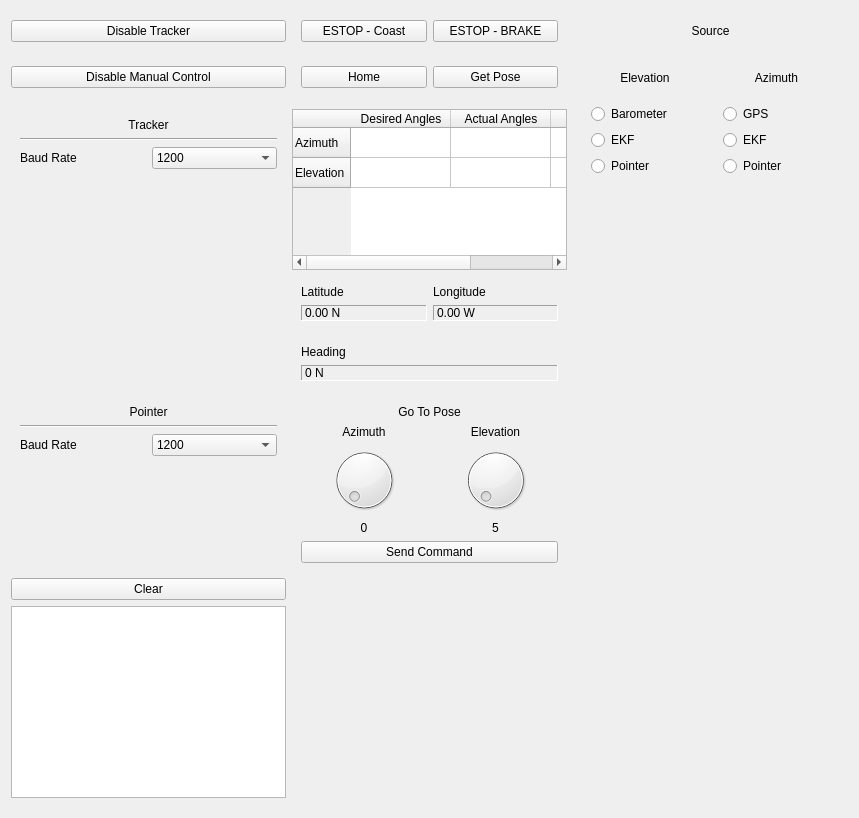
The window that Frontend/Windows/TrackerWindow/TrackerWindow.ui (WPI-HPRC/groundstation-2025) describes before a commit, drawn with Qt 5.
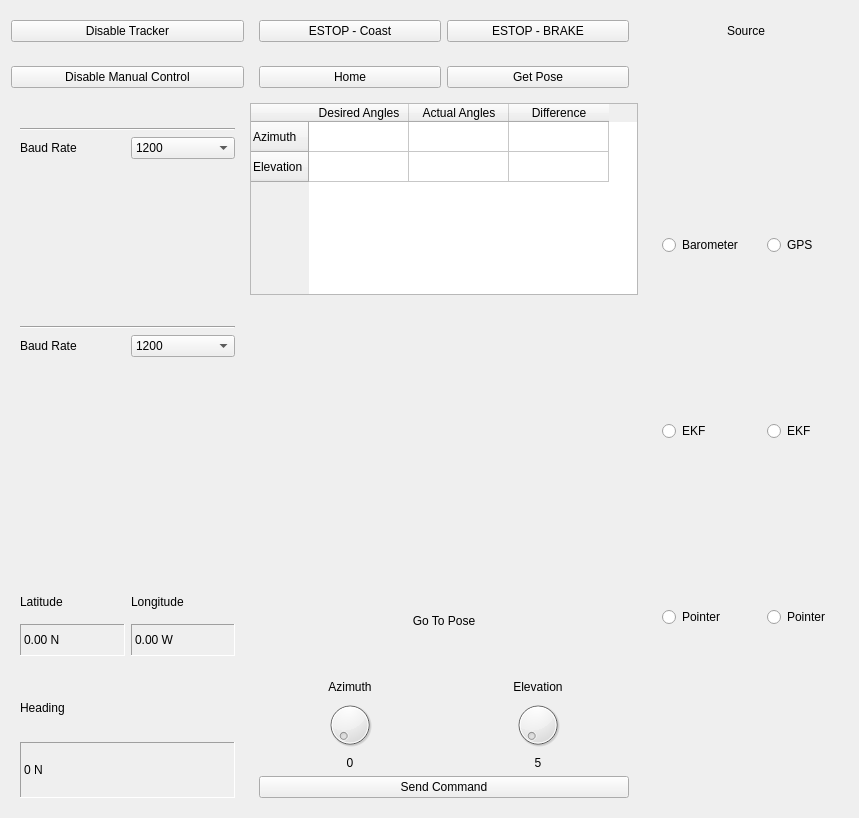
The same window after the commit. Custom widgets are drawn as their Qt base class.

Patch:
```diff
--- a/Frontend/Windows/TrackerWindow/TrackerWindow.ui
+++ b/Frontend/Windows/TrackerWindow/TrackerWindow.ui
@@ -13,14 +13,24 @@
   <property name="windowTitle">
    <string>TrackerWindow</string>
   </property>
-  <layout class="QGridLayout" name="gridLayout" columnstretch="1,1,1">
-   <item row="4" column="0" rowspan="3">
+  <layout class="QGridLayout" name="gridLayout" rowstretch="0,0,3,3,3,1,1,0,0,0" columnstretch="3,5,1">
+   <item row="0" column="2">
+    <widget class="QLabel" name="label_11">
+     <property name="text">
+      <string>Source</string>
+     </property>
+     <property name="alignment">
+      <set>Qt::AlignmentFlag::AlignCenter</set>
+     </property>
+    </widget>
+   </item>
+   <item row="3" column="0">
     <widget class="QWidget" name="widget_2" native="true">
      <layout class="QGridLayout" name="gridLayout_6">
-      <item row="2" column="0">
-       <widget class="QLabel" name="label_7">
-        <property name="text">
-         <string>Baud Rate</string>
+      <item row="1" column="0" colspan="2">
+       <widget class="Line" name="line">
+        <property name="orientation">
+         <enum>Qt::Orientation::Horizontal</enum>
         </property>
        </widget>
       </item>
@@ -89,212 +99,60 @@
       <item row="3" column="0" colspan="2">
        <widget class="SerialPortList" name="TrackerSerialPortList" native="true"/>
       </item>
-      <item row="0" column="0" colspan="2">
-       <widget class="QLabel" name="label_9">
-        <property name="sizePolicy">
-         <sizepolicy hsizetype="Preferred" vsizetype="Maximum">
-          <horstretch>0</horstretch>
-          <verstretch>0</verstretch>
-         </sizepolicy>
-        </property>
-        <property name="text">
-         <string>Tracker</string>
-        </property>
-        <property name="alignment">
-         <set>Qt::AlignmentFlag::AlignCenter</set>
-        </property>
-       </widget>
-      </item>
-      <item row="1" column="0" colspan="2">
-       <widget class="Line" name="line">
-        <property name="orientation">
-         <enum>Qt::Orientation::Horizontal</enum>
-        </property>
-       </widget>
-      </item>
-     </layout>
-    </widget>
-   </item>
-   <item row="0" column="0">
-    <widget class="QPushButton" name="ToggleTrackerButton">
-     <property name="text">
-      <string>Disable Tracker</string>
-     </property>
-    </widget>
-   </item>
-   <item row="7" column="0">
-    <widget class="QWidget" name="widget_6" native="true">
-     <layout class="QGridLayout" name="gridLayout_2">
-      <item row="3" column="0" colspan="2">
-       <widget class="SerialPortList" name="PointerSerialPortList" native="true"/>
-      </item>
-      <item row="0" column="0" colspan="2">
-       <widget class="QLabel" name="label_10">
-        <property name="sizePolicy">
-         <sizepolicy hsizetype="Preferred" vsizetype="Maximum">
-          <horstretch>0</horstretch>
-          <verstretch>0</verstretch>
-         </sizepolicy>
-        </property>
-        <property name="text">
-         <string>Pointer</string>
-        </property>
-        <property name="alignment">
-         <set>Qt::AlignmentFlag::AlignCenter</set>
-        </property>
-       </widget>
-      </item>
-      <item row="2" column="1">
-       <widget class="QComboBox" name="PointerBaudRateDropdown">
-        <item>
-         <property name="text">
-          <string>1200</string>
-         </property>
-        </item>
-        <item>
-         <property name="text">
-          <string>2400</string>
-         </property>
-        </item>
-        <item>
-         <property name="text">
-          <string>4800</string>
-         </property>
-        </item>
-        <item>
-         <property name="text">
-          <string>9600</string>
-         </property>
-        </item>
-        <item>
-         <property name="text">
-          <string>19200</string>
-         </property>
-        </item>
-        <item>
-         <property name="text">
-          <string>57600</string>
-         </property>
-        </item>
-        <item>
-         <property name="text">
-          <string>115200</string>
-         </property>
-        </item>
-        <item>
-         <property name="text">
-          <string>460800</string>
-         </property>
-        </item>
-        <item>
-         <property name="text">
-          <string>921600</string>
-         </property>
-        </item>
-       </widget>
-      </item>
       <item row="2" column="0">
-       <widget class="QLabel" name="label_8">
+       <widget class="QLabel" name="label_7">
         <property name="text">
          <string>Baud Rate</string>
         </property>
        </widget>
       </item>
-      <item row="1" column="0" colspan="2">
-       <widget class="Line" name="line_2">
-        <property name="orientation">
-         <enum>Qt::Orientation::Horizontal</enum>
-        </property>
-       </widget>
-      </item>
-     </layout>
-    </widget>
-   </item>
-   <item row="9" column="1">
-    <widget class="QWidget" name="widget_5" native="true">
-     <layout class="QGridLayout" name="gridLayout_7">
-      <property name="leftMargin">
-       <number>0</number>
-      </property>
-      <property name="topMargin">
-       <number>0</number>
-      </property>
-      <property name="rightMargin">
-       <number>0</number>
-      </property>
-      <property name="bottomMargin">
-       <number>0</number>
-      </property>
-      <item row="0" column="0">
-       <widget class="AzimuthWidget" name="widget_7" native="true"/>
-      </item>
-      <item row="0" column="1">
-       <widget class="ElevationWidget" name="widget_8" native="true"/>
-      </item>
-     </layout>
-    </widget>
-   </item>
-   <item row="10" column="1">
-    <spacer name="verticalSpacer">
-     <property name="orientation">
-      <enum>Qt::Orientation::Vertical</enum>
-     </property>
-     <property name="sizeHint" stdset="0">
-      <size>
-       <width>20</width>
-       <height>40</height>
-      </size>
-     </property>
-    </spacer>
-   </item>
-   <item row="2" column="1">
-    <widget class="QWidget" name="widget_4" native="true">
-     <layout class="QHBoxLayout" name="horizontalLayout_2">
-      <item>
-       <widget class="QPushButton" name="HomeButton">
-        <property name="text">
-         <string>Home</string>
-        </property>
-       </widget>
-      </item>
-      <item>
-       <widget class="QPushButton" name="GetPoseButton">
+      <item row="0" column="0" colspan="2">
+       <widget class="TrackerConnectionIndicator" name="widget_13" native="true">
         <property name="sizePolicy">
-         <sizepolicy hsizetype="Minimum" vsizetype="Maximum">
+         <sizepolicy hsizetype="Preferred" vsizetype="Maximum">
           <horstretch>0</horstretch>
           <verstretch>0</verstretch>
          </sizepolicy>
         </property>
-        <property name="text">
-         <string>Get Pose</string>
+        <property name="minimumSize">
+         <size>
+          <width>0</width>
+          <height>10</height>
+         </size>
         </property>
        </widget>
       </item>
      </layout>
     </widget>
    </item>
-   <item row="2" column="0">
-    <widget class="QPushButton" name="ToggleManualModeButton">
-     <property name="text">
-      <string>Disable Manual Control</string>
-     </property>
+   <item row="0" column="1">
+    <widget class="QWidget" name="widget_3" native="true">
+     <layout class="QHBoxLayout" name="horizontalLayout">
+      <item>
+       <widget class="QPushButton" name="EstopCoastButton">
+        <property name="text">
+         <string>ESTOP - Coast</string>
+        </property>
+       </widget>
+      </item>
+      <item>
+       <widget class="QPushButton" name="EstopBrakeButton">
+        <property name="text">
+         <string>ESTOP - BRAKE</string>
+        </property>
+       </widget>
+      </item>
+     </layout>
     </widget>
    </item>
-   <item row="9" column="0">
-    <widget class="QTextEdit" name="DataReadBox">
+   <item row="3" column="1">
+    <widget class="QTableWidget" name="AnglesTable">
      <property name="sizePolicy">
-      <sizepolicy hsizetype="Expanding" vsizetype="Minimum">
+      <sizepolicy hsizetype="Expanding" vsizetype="Maximum">
        <horstretch>0</horstretch>
        <verstretch>0</verstretch>
       </sizepolicy>
      </property>
-     <property name="readOnly">
-      <bool>true</bool>
-     </property>
-    </widget>
-   </item>
-   <item row="4" column="1">
-    <widget class="QTableWidget" name="AnglesTable">
      <property name="editTriggers">
       <set>QAbstractItemView::EditTrigger::NoEditTriggers</set>
      </property>
@@ -342,42 +200,137 @@
      </item>
     </widget>
    </item>
-   <item row="0" column="1">
-    <widget class="QWidget" name="widget_3" native="true">
-     <layout class="QHBoxLayout" name="horizontalLayout">
+   <item row="2" column="1">
+    <widget class="QWidget" name="widget_4" native="true">
+     <layout class="QHBoxLayout" name="horizontalLayout_2">
       <item>
-       <widget class="QPushButton" name="EstopCoastButton">
+       <widget class="QPushButton" name="HomeButton">
         <property name="text">
-         <string>ESTOP - Coast</string>
+         <string>Home</string>
         </property>
        </widget>
       </item>
       <item>
-       <widget class="QPushButton" name="EstopBrakeButton">
+       <widget class="QPushButton" name="GetPoseButton">
+        <property name="sizePolicy">
+         <sizepolicy hsizetype="Minimum" vsizetype="Maximum">
+          <horstretch>0</horstretch>
+          <verstretch>0</verstretch>
+         </sizepolicy>
+        </property>
         <property name="text">
-         <string>ESTOP - BRAKE</string>
+         <string>Get Pose</string>
         </property>
        </widget>
       </item>
      </layout>
     </widget>
    </item>
-   <item row="5" column="1">
+   <item row="0" column="0">
+    <widget class="QPushButton" name="ToggleTrackerButton">
+     <property name="text">
+      <string>Disable Tracker</string>
+     </property>
+    </widget>
+   </item>
+   <item row="2" column="0">
+    <widget class="QPushButton" name="ToggleManualModeButton">
+     <property name="text">
+      <string>Disable Manual Control</string>
+     </property>
+    </widget>
+   </item>
+   <item row="4" column="0">
+    <widget class="QWidget" name="widget_6" native="true">
+     <layout class="QGridLayout" name="gridLayout_2">
+      <item row="1" column="0" colspan="2">
+       <widget class="Line" name="line_2">
+        <property name="orientation">
+         <enum>Qt::Orientation::Horizontal</enum>
+        </property>
+       </widget>
+      </item>
+      <item row="2" column="1">
+       <widget class="QComboBox" name="PointerBaudRateDropdown">
+        <item>
+         <property name="text">
+          <string>1200</string>
+         </property>
+        </item>
+        <item>
+         <property name="text">
+          <string>2400</string>
+         </property>
+        </item>
+        <item>
+         <property name="text">
+          <string>4800</string>
+         </property>
+        </item>
+        <item>
+         <property name="text">
+          <string>9600</string>
+         </property>
+        </item>
+        <item>
+         <property name="text">
+          <string>19200</string>
+         </property>
+        </item>
+        <item>
+         <property name="text">
+          <string>57600</string>
+         </property>
+        </item>
+        <item>
+         <property name="text">
+          <string>115200</string>
+         </property>
+        </item>
+        <item>
+         <property name="text">
+          <string>460800</string>
+         </property>
+        </item>
+        <item>
+         <property name="text">
+          <string>921600</string>
+         </property>
+        </item>
+       </widget>
+      </item>
+      <item row="2" column="0">
+       <widget class="QLabel" name="label_8">
+        <property name="text">
+         <string>Baud Rate</string>
+        </property>
+       </widget>
+      </item>
+      <item row="3" column="0" colspan="2">
+       <widget class="SerialPortList" name="PointerSerialPortList" native="true"/>
+      </item>
+      <item row="0" column="0" colspan="2">
+       <widget class="PointerConnectionIndicator" name="widget_12" native="true">
+        <property name="sizePolicy">
+         <sizepolicy hsizetype="Preferred" vsizetype="Maximum">
+          <horstretch>0</horstretch>
+          <verstretch>0</verstretch>
+         </sizepolicy>
+        </property>
+        <property name="minimumSize">
+         <size>
+          <width>0</width>
+          <height>10</height>
+         </size>
+        </property>
+       </widget>
+      </item>
+     </layout>
+    </widget>
+   </item>
+   <item row="5" column="0">
     <widget class="QWidget" name="GpsData" native="true">
      <layout class="QGridLayout" name="gridLayout_3">
-      <item row="1" column="0">
-       <widget class="QLabel" name="LatitudeValue">
-        <property name="frameShape">
-         <enum>QFrame::Shape::Panel</enum>
-        </property>
-        <property name="frameShadow">
-         <enum>QFrame::Shadow::Sunken</enum>
-        </property>
-        <property name="text">
-         <string>0.00 N</string>
-        </property>
-       </widget>
-      </item>
       <item row="1" column="1">
        <widget class="QLabel" name="LongitudeValue">
         <property name="frameShape">
@@ -391,13 +344,6 @@
         </property>
        </widget>
       </item>
-      <item row="0" column="0">
-       <widget class="QLabel" name="label">
-        <property name="text">
-         <string>Latitude</string>
-        </property>
-       </widget>
-      </item>
       <item row="0" column="1">
        <widget class="QLabel" name="label_2">
         <property name="text">
@@ -405,17 +351,96 @@
         </property>
        </widget>
       </item>
+      <item row="1" column="0">
+       <widget class="QLabel" name="LatitudeValue">
+        <property name="frameShape">
+         <enum>QFrame::Shape::Panel</enum>
+        </property>
+        <property name="frameShadow">
+         <enum>QFrame::Shadow::Sunken</enum>
+        </property>
+        <property name="text">
+         <string>0.00 N</string>
+        </property>
+       </widget>
+      </item>
+      <item row="0" column="0">
+       <widget class="QLabel" name="label">
+        <property name="text">
+         <string>Latitude</string>
+        </property>
+       </widget>
+      </item>
      </layout>
     </widget>
    </item>
-   <item row="8" column="0">
-    <widget class="QPushButton" name="ClearTextButton">
+   <item row="6" column="0">
+    <widget class="QWidget" name="widget" native="true">
+     <layout class="QGridLayout" name="gridLayout_4">
+      <item row="0" column="0">
+       <widget class="QLabel" name="label_3">
+        <property name="text">
+         <string>Heading</string>
+        </property>
+       </widget>
+      </item>
+      <item row="1" column="0">
+       <widget class="QLabel" name="HeadingValue">
+        <property name="frameShape">
+         <enum>QFrame::Shape::Panel</enum>
+        </property>
+        <property name="frameShadow">
+         <enum>QFrame::Shadow::Sunken</enum>
+        </property>
+        <property name="text">
+         <string>0 N</string>
+        </property>
+       </widget>
+      </item>
+     </layout>
+    </widget>
+   </item>
+   <item row="4" column="1">
+    <widget class="QWidget" name="widget_5" native="true">
+     <property name="minimumSize">
+      <size>
+       <width>0</width>
+       <height>10</height>
+      </size>
+     </property>
+     <layout class="QHBoxLayout" name="horizontalLayout_3">
+      <property name="leftMargin">
+       <number>0</number>
+      </property>
+      <property name="topMargin">
+       <number>0</number>
+      </property>
+      <property name="rightMargin">
+       <number>0</number>
+      </property>
+      <property name="bottomMargin">
+       <number>0</number>
+      </property>
+      <item>
+       <widget class="AzimuthWidget" name="widget_7" native="true"/>
+      </item>
+      <item>
+       <widget class="ElevationWidget" name="widget_8" native="true"/>
+      </item>
+     </layout>
+    </widget>
+   </item>
+   <item row="5" column="1">
+    <widget class="QLabel" name="label_4">
      <property name="text">
-      <string>Clear</string>
+      <string>Go To Pose</string>
+     </property>
+     <property name="alignment">
+      <set>Qt::AlignmentFlag::AlignCenter</set>
      </property>
     </widget>
    </item>
-   <item row="7" column="1">
+   <item row="6" column="1">
     <widget class="QWidget" name="SetPoseContainer" native="true">
      <layout class="QGridLayout" name="gridLayout_5">
       <item row="3" column="1">
@@ -485,128 +510,13 @@
         </property>
        </widget>
       </item>
-      <item row="0" column="0" colspan="2">
-       <widget class="QLabel" name="label_4">
-        <property name="text">
-         <string>Go To Pose</string>
-        </property>
-        <property name="alignment">
-         <set>Qt::AlignmentFlag::AlignCenter</set>
-        </property>
-       </widget>
-      </item>
      </layout>
     </widget>
    </item>
-   <item row="6" column="1">
-    <widget class="QWidget" name="widget" native="true">
-     <layout class="QGridLayout" name="gridLayout_4">
-      <item row="0" column="0">
-       <widget class="QLabel" name="label_3">
-        <property name="text">
-         <string>Heading</string>
-        </property>
-       </widget>
-      </item>
-      <item row="1" column="0">
-       <widget class="QLabel" name="HeadingValue">
-        <property name="frameShape">
-         <enum>QFrame::Shape::Panel</enum>
-        </property>
-        <property name="frameShadow">
-         <enum>QFrame::Shadow::Sunken</enum>
-        </property>
-        <property name="text">
-         <string>0 N</string>
-        </property>
-       </widget>
-      </item>
-     </layout>
-    </widget>
-   </item>
-   <item row="0" column="2">
-    <widget class="QLabel" name="label_11">
-     <property name="text">
-      <string>Source</string>
-     </property>
-     <property name="alignment">
-      <set>Qt::AlignmentFlag::AlignCenter</set>
-     </property>
-    </widget>
-   </item>
-   <item row="2" column="2" rowspan="6">
+   <item row="2" column="2" rowspan="5">
     <widget class="QWidget" name="widget_9" native="true">
-     <layout class="QGridLayout" name="gridLayout_8" rowstretch="1,20">
-      <item row="0" column="0">
-       <widget class="QLabel" name="label_12">
-        <property name="text">
-         <string>Elevation</string>
-        </property>
-        <property name="alignment">
-         <set>Qt::AlignmentFlag::AlignCenter</set>
-        </property>
-       </widget>
-      </item>
-      <item row="0" column="1">
-       <widget class="QLabel" name="label_13">
-        <property name="text">
-         <string>Azimuth</string>
-        </property>
-        <property name="alignment">
-         <set>Qt::AlignmentFlag::AlignCenter</set>
-        </property>
-       </widget>
-      </item>
-      <item row="1" column="0">
-       <widget class="QWidget" name="widget_10" native="true">
-        <layout class="QVBoxLayout" name="verticalLayout">
-         <item>
-          <widget class="QRadioButton" name="Elevation_Barometer">
-           <property name="text">
-            <string>Barometer</string>
-           </property>
-           <attribute name="buttonGroup">
-            <string notr="true">buttonGroup</string>
-           </attribute>
-          </widget>
-         </item>
-         <item>
-          <widget class="QRadioButton" name="Elevation_EKF">
-           <property name="text">
-            <string>EKF</string>
-           </property>
-           <attribute name="buttonGroup">
-            <string notr="true">buttonGroup</string>
-           </attribute>
-          </widget>
-         </item>
-         <item>
-          <widget class="QRadioButton" name="Elevation_Pointer">
-           <property name="text">
-            <string>Pointer</string>
-           </property>
-           <attribute name="buttonGroup">
-            <string notr="true">buttonGroup</string>
-           </attribute>
-          </widget>
-         </item>
-         <item>
-          <spacer name="verticalSpacer_2">
-           <property name="orientation">
-            <enum>Qt::Orientation::Vertical</enum>
-           </property>
-           <property name="sizeHint" stdset="0">
-            <size>
-             <width>20</width>
-             <height>40</height>
-            </size>
-           </property>
-          </spacer>
-         </item>
-        </layout>
-       </widget>
-      </item>
-      <item row="1" column="1">
+     <layout class="QGridLayout" name="gridLayout_8" rowstretch="1,0">
+      <item row="0" column="2">
        <widget class="QWidget" name="widget_11" native="true">
         <layout class="QVBoxLayout" name="verticalLayout_2">
          <item>
@@ -630,18 +540,41 @@
            </property>
           </widget>
          </item>
+        </layout>
+       </widget>
+      </item>
+      <item row="0" column="1">
+       <widget class="QWidget" name="widget_10" native="true">
+        <layout class="QVBoxLayout" name="verticalLayout">
          <item>
-          <spacer name="verticalSpacer_3">
-           <property name="orientation">
-            <enum>Qt::Orientation::Vertical</enum>
+          <widget class="QRadioButton" name="Elevation_Barometer">
+           <property name="text">
+            <string>Barometer</string>
            </property>
-           <property name="sizeHint" stdset="0">
-            <size>
-             <width>20</width>
-             <height>40</height>
-            </size>
+           <attribute name="buttonGroup">
+            <string notr="true">buttonGroup</string>
+           </attribute>
+          </widget>
+         </item>
+         <item>
+          <widget class="QRadioButton" name="Elevation_EKF">
+           <property name="text">
+            <string>EKF</string>
            </property>
-          </spacer>
+           <attribute name="buttonGroup">
+            <string notr="true">buttonGroup</string>
+           </attribute>
+          </widget>
+         </item>
+         <item>
+          <widget class="QRadioButton" name="Elevation_Pointer">
+           <property name="text">
+            <string>Pointer</string>
+           </property>
+           <attribute name="buttonGroup">
+            <string notr="true">buttonGroup</string>
+           </attribute>
+          </widget>
          </item>
         </layout>
        </widget>
@@ -670,6 +603,18 @@
    <header>Frontend/Widgets/TrackerPositionWidget/ElevationWidget.h</header>
    <container>1</container>
   </customwidget>
+  <customwidget>
+   <class>TrackerConnectionIndicator</class>
+   <extends>QWidget</extends>
+   <header>Frontend/Widgets/IndicatorWidget/TrackerIndicator/TrackerConnectionIndicator.h</header>
+   <container>1</container>
+  </customwidget>
+  <customwidget>
+   <class>PointerConnectionIndicator</class>
+   <extends>QWidget</extends>
+   <header>Frontend/Widgets/IndicatorWidget/PointerIndicator/PointerConnectionIndicator.h</header>
+   <container>1</container>
+  </customwidget>
  </customwidgets>
  <resources/>
  <connections/>
```
